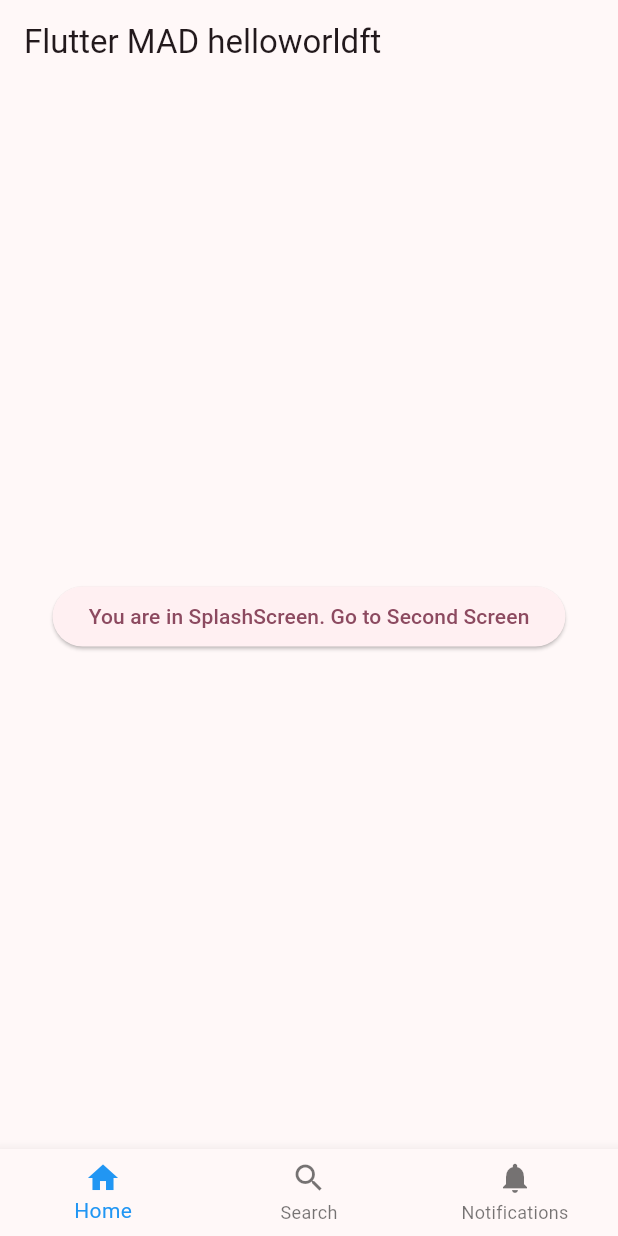
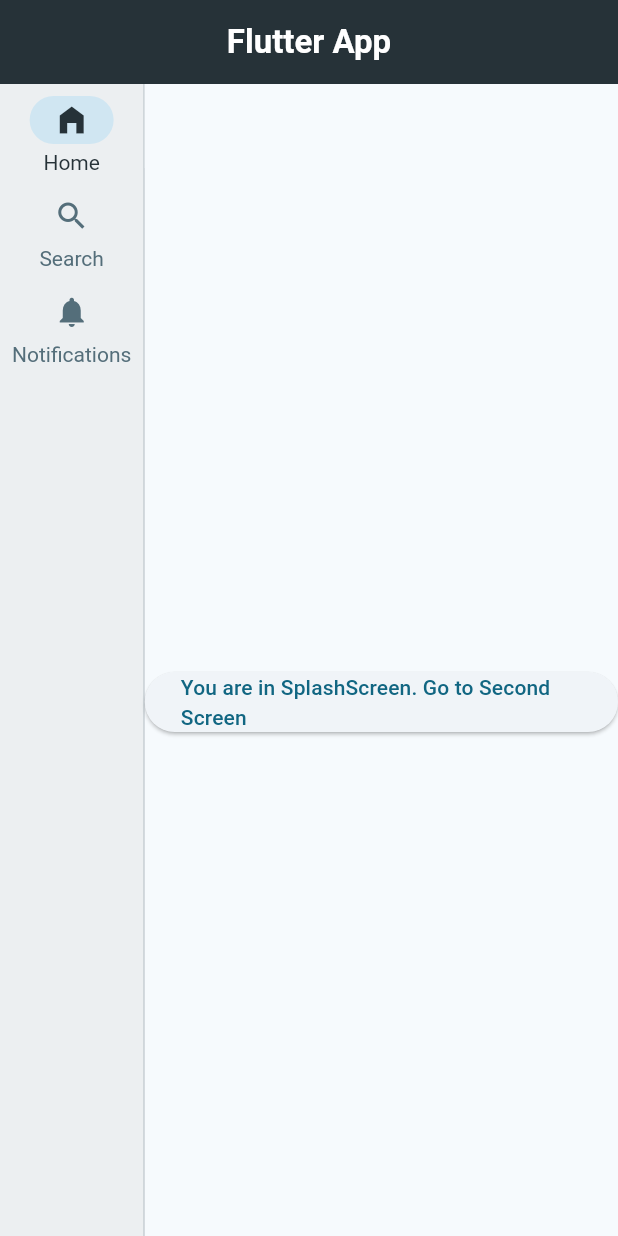
Before and after one commit to LuisCarlosRodr/mad_flut_p, a Flutter app: the screen it shows after launch, on a phone screen of 412 x 824 dp. Run offline on Flutter 3.47's test engine with Material 3 defaults, Android fonts, the phone set to English and light mode, and no system bars.

Commit message:
week 10 complete

```diff
--- a/lib/main_screen.dart
+++ b/lib/main_screen.dart
@@ -18,16 +18,19 @@ class MyApp extends StatelessWidget {
       title: 'Flutter APP',
       home: MainScreen(),
       theme: ThemeData(
-        colorScheme: ColorScheme.fromSeed(seedColor: Colors.black38),
+        colorScheme: ColorScheme.fromSeed(seedColor: Colors.blueGrey),
         useMaterial3: true,
+        primaryColor: Colors.blueGrey,
       ),
     );
   }
 }
+
 class MainScreen extends StatefulWidget {
   @override
   _MainScreenState createState() => _MainScreenState();
 }
+
 class _MainScreenState extends State<MainScreen> {
   int _selectedIndex = 0;
   final List<Widget> _screens = [
@@ -35,46 +38,73 @@ class _MainScreenState extends State<MainScreen> {
     SecondScreen(),
     ThirdScreen(),
   ];
+
   void _onItemTapped(int index) {
     setState(() {
       _selectedIndex = index;
     });
   }
+
   @override
   Widget build(BuildContext context) {
-    return Scaffold(body: Center(
-      child: _screens.elementAt(_selectedIndex),
-    ),
-      bottomNavigationBar: BottomNavigationBar(
-        items: const <BottomNavigationBarItem>[
-          BottomNavigationBarItem(
-            icon: Icon(Icons.home),
-            label: 'Home',
+    return Scaffold(
+      appBar: AppBar(
+        backgroundColor: Colors.blueGrey[900],
+        title: Text(
+          'Flutter App',
+          style: TextStyle(
+            color: Colors.white,
+            fontWeight: FontWeight.bold,
           ),
-          BottomNavigationBarItem(
-            icon: Icon(Icons.search),
-            label: 'Search',
+        ),
+        centerTitle: true,
+      ),
+      body: Row(
+        children: <Widget>[
+          NavigationRail(
+            backgroundColor: Colors.blueGrey[50],
+            selectedIndex: _selectedIndex,
+            onDestinationSelected: _onItemTapped,
+            labelType: NavigationRailLabelType.all,
+            selectedIconTheme: IconThemeData(color: Colors.blueGrey[900]),
+            selectedLabelTextStyle: TextStyle(color: Colors.blueGrey[900]),
+            unselectedIconTheme: IconThemeData(color: Colors.blueGrey[600]),
+            unselectedLabelTextStyle: TextStyle(color: Colors.blueGrey[600]),
+            destinations: const <NavigationRailDestination>[
+              NavigationRailDestination(
+                icon: Icon(Icons.home),
+                selectedIcon: Icon(Icons.home_filled),
+                label: Text('Home'),
+              ),
+              NavigationRailDestination(
+                icon: Icon(Icons.search),
+                selectedIcon: Icon(Icons.search_rounded),
+                label: Text('Search'),
+              ),
+              NavigationRailDestination(
+                icon: Icon(Icons.notifications),
+                selectedIcon: Icon(Icons.notifications_active),
+                label: Text('Notifications'),
+              ),
+            ],
           ),
-          BottomNavigationBarItem(
-            icon: Icon(Icons.notifications),
-            label: 'Notifications',
+          const VerticalDivider(thickness: 1, width: 1),
+          Expanded(
+            child: Center(
+              child: _screens.elementAt(_selectedIndex),
+            ),
           ),
         ],
-        currentIndex: _selectedIndex,
-        selectedItemColor: Colors.blue,
-        onTap: _onItemTapped,
       ),
     );
   }
 }
 
-
-    class SplashScreen extends StatelessWidget {
+class SplashScreen extends StatelessWidget {
   @override
   Widget build(BuildContext context) {
     return Scaffold(
       appBar: AppBar(
-        title: Text('Flutter MAD helloworldft'),
       ),
       body: Center(
         child: ElevatedButton(
@@ -125,60 +155,3 @@ class ThirdScreen extends StatelessWidget {
     );
   }
 }
-
-
-class MyHomePage extends StatefulWidget {
-  const MyHomePage({super.key, required this.title});
-
-
-
-  final String title;
-
-  @override
-  State<MyHomePage> createState() => _MyHomePageState();
-}
-
-class _MyHomePageState extends State<MyHomePage> {
-  int _counter = 0;
-
-  void _incrementCounter() {
-    setState(() {
-
-      _counter++;
-    });
-  }
-
-  @override
-  Widget build(BuildContext context) {
-
-    return Scaffold(
-      appBar: AppBar(
-
-        backgroundColor: Theme.of(context).colorScheme.inversePrimary,
-
-        title: Text(widget.title),
-      ),
-      body: Center(
-
-        child: Column(
-
-          mainAxisAlignment: MainAxisAlignment.center,
-          children: <Widget>[
-            const Text(
-              'Has pulsado el botón varias veces:',
-            ),
-            Text(
-              '$_counter',
-              style: Theme.of(context).textTheme.headlineMedium,
-            ),
-          ],
-        ),
-      ),
-      floatingActionButton: FloatingActionButton(
-        onPressed: _incrementCounter,
-        tooltip: 'Increment',
-        child: const Icon(Icons.add),
-      ), // This trailing comma makes auto-formatting nicer for build methods.
-    );
-  }
-}
```
